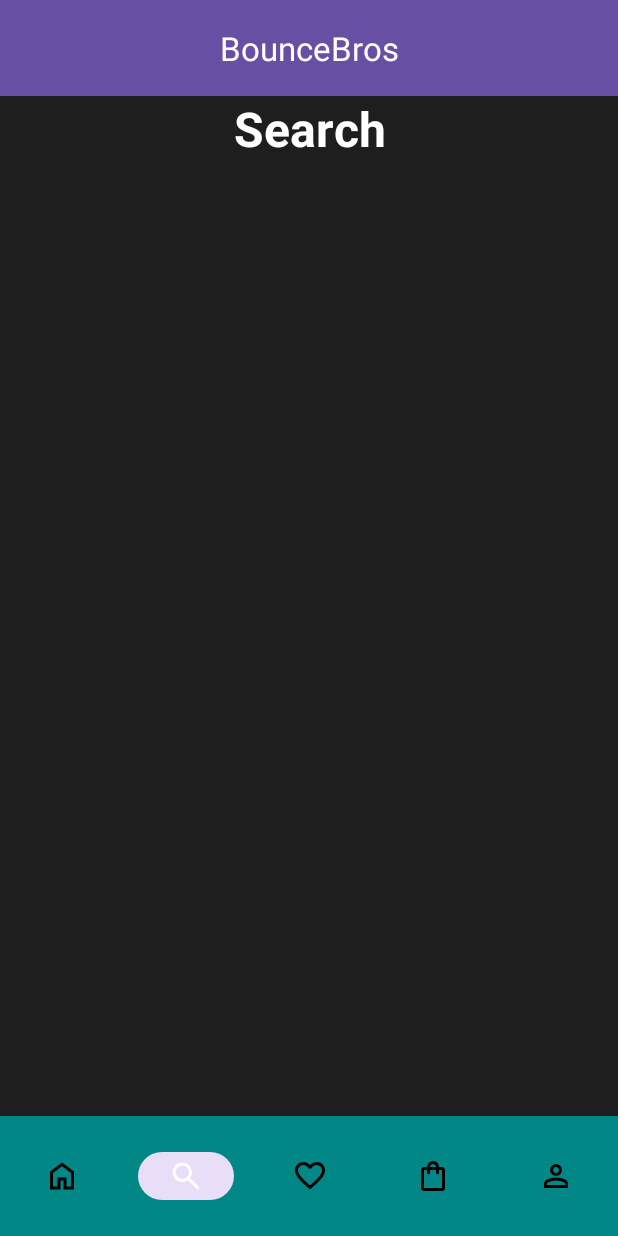
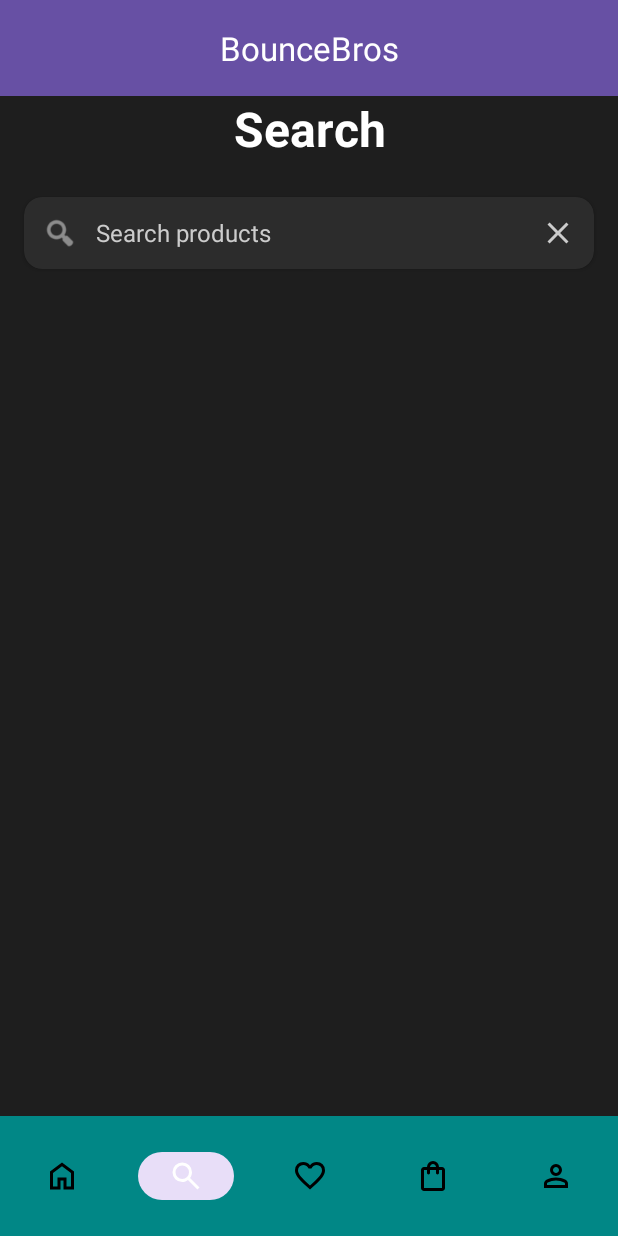
Before and after one commit to Puthikunkim/Table-Tennis-Shop-Android-App, an Android app: the SearchActivity screen opened directly, with no data from a screen before it, on a phone screen of 412 x 824 dp. Run offline under Robolectric (Android 15) with nearby library versions, the phone set to English and light mode, and no system bars.

Commit message:
added search bar to activity search

```diff
--- /dev/null
+++ b/app/src/main/res/drawable/baseline_close_24.xml
@@ -0,0 +1,5 @@
+<vector xmlns:android="http://schemas.android.com/apk/res/android" android:height="24dp" android:tint="#000000" android:viewportHeight="24" android:viewportWidth="24" android:width="24dp">
+
+    <path android:fillColor="@android:color/white" android:pathData="M19,6.41L17.59,5 12,10.59 6.41,5 5,6.41 10.59,12 5,17.59 6.41,19 12,13.41 17.59,19 19,17.59 13.41,12z"/>
+
+</vector>
--- a/app/src/main/res/layout/activity_search.xml
+++ b/app/src/main/res/layout/activity_search.xml
@@ -1,6 +1,7 @@
 <?xml version="1.0" encoding="utf-8"?>
 <LinearLayout
     xmlns:android="http://schemas.android.com/apk/res/android"
+    xmlns:app="http://schemas.android.com/apk/res-auto"
     android:layout_width="match_parent"
     android:layout_height="match_parent"
     android:orientation="vertical"
@@ -17,4 +18,51 @@
         android:paddingHorizontal="16dp"
         android:paddingBottom="24dp"/>
 
+    <androidx.cardview.widget.CardView
+        android:layout_width="match_parent"
+        android:layout_height="wrap_content"
+        android:layout_marginHorizontal="16dp"
+        app:cardCornerRadius="12dp"
+        app:cardBackgroundColor="@color/card_background">
+
+        <LinearLayout
+            android:layout_width="match_parent"
+            android:layout_height="wrap_content"
+            android:orientation="horizontal"
+            android:gravity="center_vertical"
+            android:padding="12dp">
+
+            <ImageView
+                android:layout_width="24dp"
+                android:layout_height="24dp"
+                android:src="@android:drawable/ic_menu_search"
+                app:tint="@color/text_secondary"/>
+
+            <EditText
+                android:id="@+id/searchEditText"
+                android:layout_width="0dp"
+                android:layout_height="wrap_content"
+                android:layout_weight="1"
+                android:layout_marginStart="12dp"
+                android:background="@null"
+                android:hint="Search products"
+                android:textColorHint="@color/text_secondary"
+                android:textColor="@color/text_primary"
+                android:textSize="16sp"
+                android:inputType="text"
+                android:imeOptions="actionSearch"/>
+
+            <ImageButton
+                android:id="@+id/clearButton"
+                android:layout_width="24dp"
+                android:layout_height="24dp"
+                android:layout_marginStart="8dp"
+                android:background="?attr/selectableItemBackgroundBorderless"
+                android:src="@drawable/baseline_close_24"
+                app:tint="@color/text_secondary"/>
+
+        </LinearLayout>
+
+    </androidx.cardview.widget.CardView>
+
 </LinearLayout>
```
